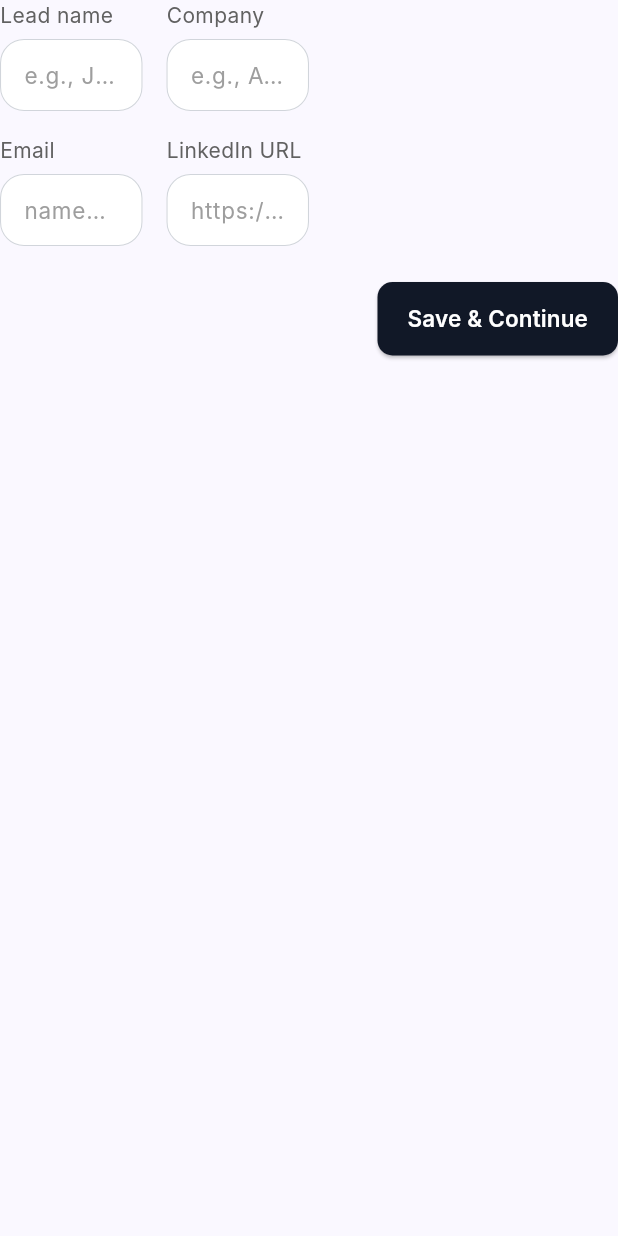
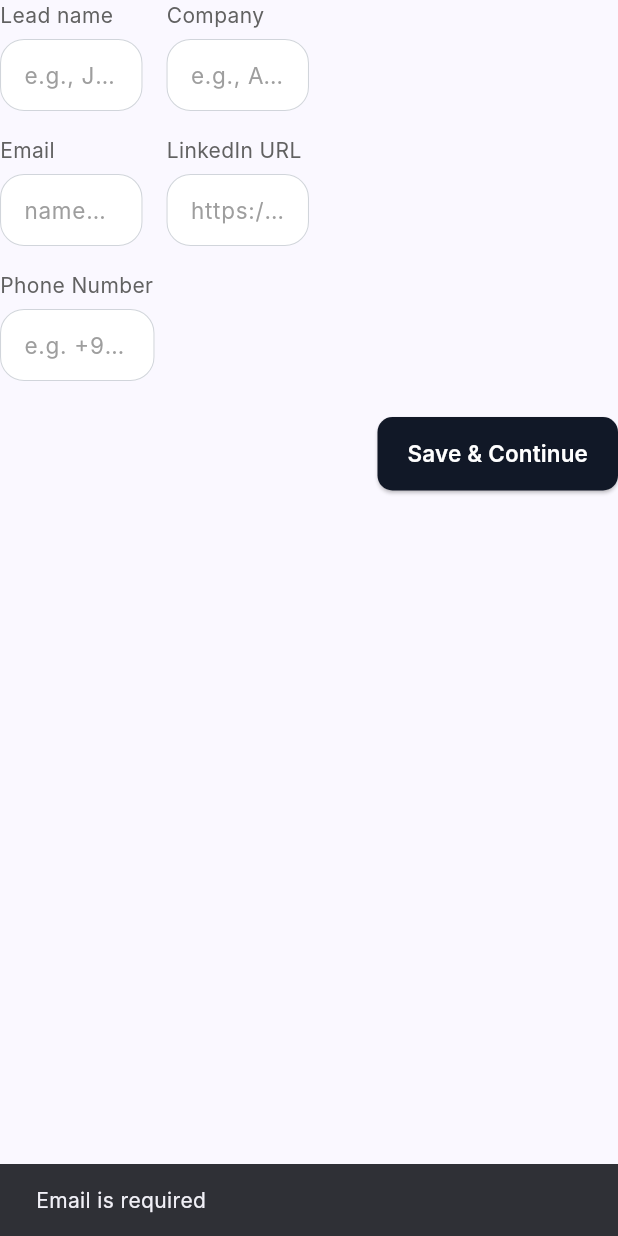
Before and after one commit to DebdaruDG/Network-IT-Lead-Planner-and-Follow-up, a Flutter app: the Step1LeadDetailsForm widget shown alone on an empty page, opened directly, after a tap on "Save & Continue", on a phone screen of 412 x 824 dp. Run offline on Flutter 3.47's test engine with Material 3 defaults, Android fonts, the phone set to English and light mode, and no system bars; our stand-ins replace dio, firebase_auth, firebase_core, flutter_riverpod, flutter_spinbox, flutter_styled_toast and 4 more; accounts and stored records are empty; Roboto replaces fonts that are missing (Inter); statements that could not run were skipped.

Commit message:
Lead Addition binded

```diff
--- a/lib/features/lead_creation/add_lead_screen.dart
+++ b/lib/features/lead_creation/add_lead_screen.dart
@@ -29,7 +29,7 @@ class AddLeadScreen extends ConsumerWidget {
     ];
 
     final stepWidgets = [
-      const Step1LeadDetailsForm(),
+      Step1LeadDetailsForm(),
       const Step2GoalSelection(),
       const Step3PlanSetup(),
       const Step4Instructions(),
--- a/lib/features/lead_creation/steps/step1_add_lead.dart
+++ b/lib/features/lead_creation/steps/step1_add_lead.dart
@@ -1,51 +1,72 @@
 import 'package:flutter/material.dart';
 import 'package:flutter_riverpod/flutter_riverpod.dart';
 
-import '../lead_creation_provider.dart';
+import '../data_handling/lead_provider.dart';
 import '../../../core/widgets/app_textfield.dart';
+import '../lead_creation_provider.dart'; // for nextStep()
 
 class Step1LeadDetailsForm extends ConsumerWidget {
-  const Step1LeadDetailsForm({super.key});
+  Step1LeadDetailsForm({super.key});
+
+  // Controllers to capture field values
+  final TextEditingController _leadNameController = TextEditingController();
+  final TextEditingController _companyController = TextEditingController();
+  final TextEditingController _emailController = TextEditingController();
+  final TextEditingController _linkedinController = TextEditingController();
+  final TextEditingController _phoneController = TextEditingController();
 
   @override
   Widget build(BuildContext context, WidgetRef ref) {
+    final leadState = ref.watch(leadProvider);
+
     return Column(
       crossAxisAlignment: CrossAxisAlignment.start,
       children: [
+        // Lead Name + Company
         SizedBox(
           width: MediaQuery.of(context).size.width * 0.5,
           child: Row(
             mainAxisAlignment: MainAxisAlignment.spaceBetween,
-            children: const [
+            children: [
               Expanded(
                 child: AppTextField(
+                  controller: _leadNameController,
                   label: "Lead name",
                   hint: "e.g., Jane Cooper",
                 ),
               ),
-              SizedBox(width: 16),
+              const SizedBox(width: 16),
               Expanded(
-                child: AppTextField(label: "Company", hint: "e.g., AOC"),
+                child: AppTextField(
+                  controller: _companyController,
+                  label: "Company",
+                  hint: "e.g., AOC",
+                ),
               ),
             ],
           ),
         ),
+
         const SizedBox(height: 16),
+
+        // Email + LinkedIn
         SizedBox(
           width: MediaQuery.of(context).size.width * 0.5,
           child: Row(
             mainAxisAlignment: MainAxisAlignment.spaceBetween,
-            children: const [
+            children: [
               Expanded(
                 child: AppTextField(
+                  controller: _emailController,
                   label: "Email",
                   keyboardType: TextInputType.emailAddress,
                   hint: "name@company.com",
                 ),
               ),
-              SizedBox(width: 16),
+              const SizedBox(width: 16),
               Expanded(
                 child: AppTextField(
+                  controller: _linkedinController,
                   label: "LinkedIn URL",
                   keyboardType: TextInputType.url,
                   hint: "https://www.linkedin.com/in/username",
@@ -54,7 +75,23 @@ class Step1LeadDetailsForm extends ConsumerWidget {
             ],
           ),
         ),
+
+        const SizedBox(height: 16),
+
+        // Phone
+        SizedBox(
+          width: MediaQuery.of(context).size.width * 0.25,
+          child: AppTextField(
+            controller: _phoneController,
+            label: "Phone Number",
+            keyboardType: TextInputType.phone,
+            hint: "e.g. +91 9436567890",
+          ),
+        ),
+
         const SizedBox(height: 24),
+
+        // Save & Continue button
         Align(
           alignment: Alignment.centerRight,
           child: ElevatedButton(
@@ -65,10 +102,41 @@ class Step1LeadDetailsForm extends ConsumerWidget {
               ),
               padding: const EdgeInsets.symmetric(horizontal: 20, vertical: 14),
             ),
-            onPressed: () {
+            onPressed: () async {
+              final email = _emailController.text.trim();
+
+              if (email.isEmpty) {
+                ScaffoldMessenger.of(context).showSnackBar(
+                  const SnackBar(content: Text("Email is required")),
+                );
+                return;
+              }
+
+              // Call leadProvider to add lead
+              await ref
+                  .read(leadProvider.notifier)
+                  .addLead(
+                    email: email,
+                    leadName: _leadNameController.text.trim(),
+                    company: _companyController.text.trim(),
+                    linkedIn: _linkedinController.text.trim(),
+                    phone: _phoneController.text.trim(),
+                  );
+
+              // Proceed to next step only if no error
+              final error = ref.read(leadProvider).error;
+              if (error == null) {
                 ref.read(leadStepProvider.notifier).nextStep();
+              } else {
+                ScaffoldMessenger.of(
+                  context,
+                ).showSnackBar(SnackBar(content: Text("Failed: $error")));
+              }
             },
-            child: const Text(
+            child: Row(
+              mainAxisSize: MainAxisSize.min,
+              children: [
+                const Text(
                   "Save & Continue",
                   style: TextStyle(
                     fontSize: 15,
@@ -76,6 +144,19 @@ class Step1LeadDetailsForm extends ConsumerWidget {
                     color: Colors.white,
                   ),
                 ),
+                if (leadState.isLoading) ...[
+                  const SizedBox(width: 8),
+                  const SizedBox(
+                    height: 18,
+                    width: 18,
+                    child: CircularProgressIndicator(
+                      strokeWidth: 2,
+                      color: Colors.white,
+                    ),
+                  ),
+                ],
+              ],
+            ),
           ),
         ),
       ],
```
Lines whose indentation alone changed are shown as unchanged.
